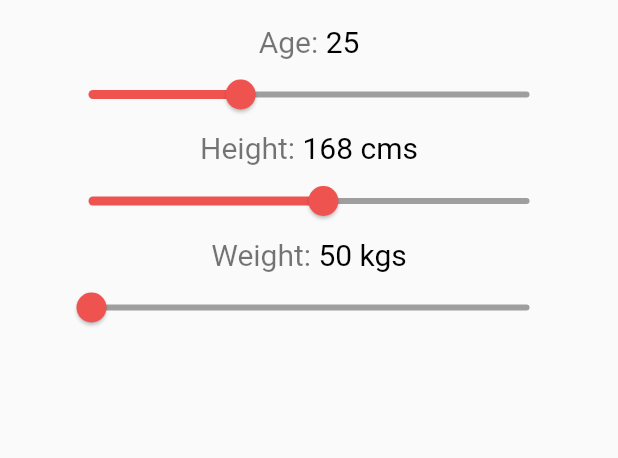
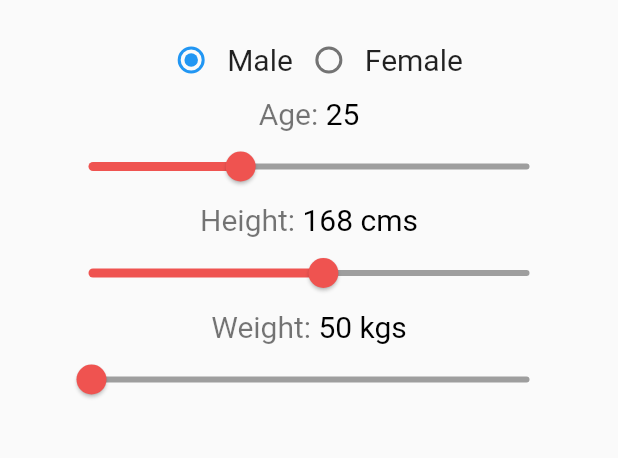
Before and after one commit to AntonyRuby/bmi_calculator, a Flutter app: the screen it shows after launch, on a phone screen of 412 x 824 dp, the part 84-542 px from its top. Run offline on Flutter 3.47's test engine with Material 2 defaults, Android fonts, the phone set to English and light mode, and no system bars.

Commit message:
gender added

```diff
--- /dev/null
+++ b/lib/gender.dart
@@ -0,0 +1,50 @@
+import 'package:flutter/material.dart';
+
+class GenderSelection extends StatefulWidget {
+  @override
+  GenderSelectionState createState() => GenderSelectionState();
+}
+
+class GenderSelectionState extends State<GenderSelection> {
+  String gender = 'Male';
+  int id = 1;
+  @override
+  Widget build(BuildContext context) {
+    return Row(
+      mainAxisAlignment: MainAxisAlignment.center,
+      children: <Widget>[
+        Radio(
+          value: 1,
+          groupValue: id,
+          onChanged: (val) {
+            setState(() {
+              gender = 'Male';
+              id = 1;
+            });
+          },
+        ),
+        Text(
+          'Male',
+          style: new TextStyle(fontSize: 20.0),
+        ),
+        Radio(
+          value: 2,
+          groupValue: id,
+          activeColor: Colors.pink,
+          onChanged: (val) {
+            setState(() {
+              gender = 'Female';
+              id = 2;
+            });
+          },
+        ),
+        Text(
+          'Female',
+          style: new TextStyle(
+            fontSize: 20.0,
+          ),
+        ),
+      ],
+    );
+  }
+}
--- a/lib/portraitView.dart
+++ b/lib/portraitView.dart
@@ -1,3 +1,4 @@
+import 'package:bmi_calculator/gender.dart';
 import 'package:flutter/material.dart';
 import 'height.dart';
 import 'weight.dart';
@@ -7,6 +8,7 @@ Widget portraitView(String units) {
   return Padding(
     padding: const EdgeInsets.fromLTRB(0, 16, 0, 16),
     child: Column(children: [
+      GenderSelection(),
       AgeSelection(),
       HeightSelection(units: units),
       WeightSelection(units: units)
```
